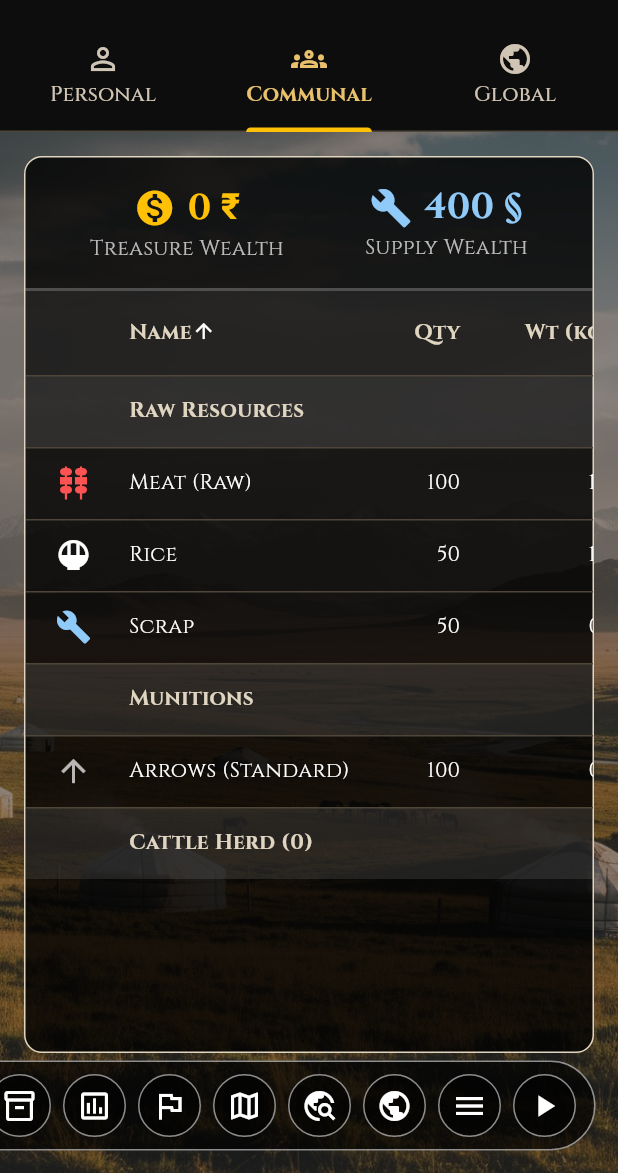
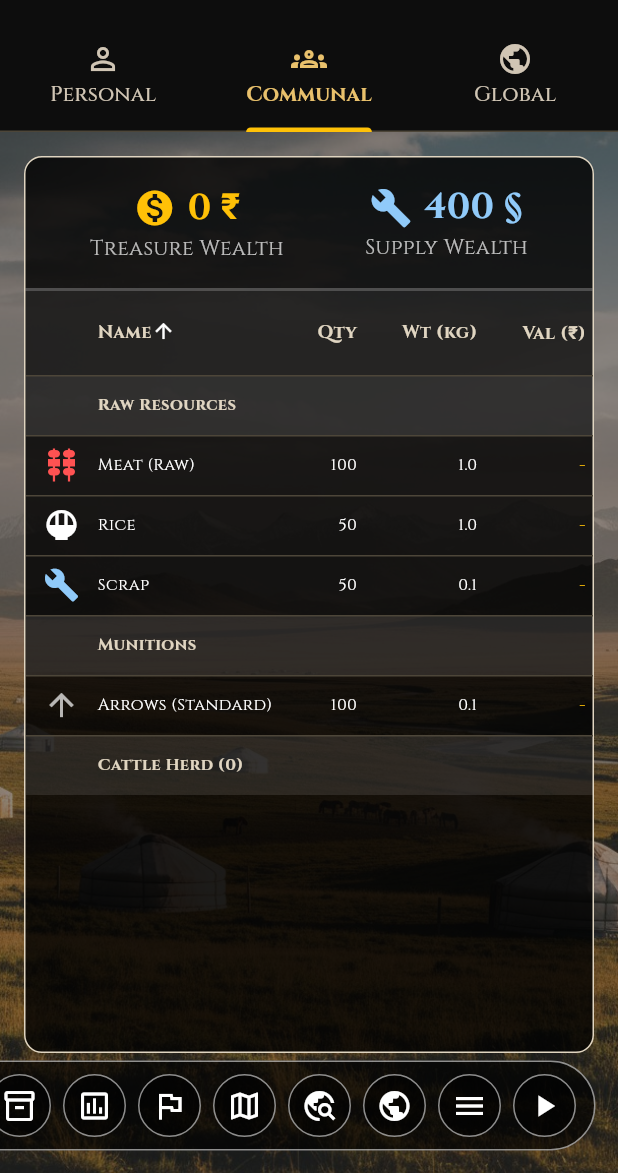
Before and after one commit to renaudd/aravt, a Flutter app: the GlobalInventoryScreen screen opened by its route, tab 2 chosen, on a phone screen of 412 x 824 dp, the part 63-1236 px from its top. Run offline on Flutter 3.47's test engine with Material 3 defaults, Android fonts, the phone set to English and light mode, and no system bars; our stand-ins replace google_fonts; missing offline and left inert: window_manager.

Commit message:
mid report fixes

```diff
--- a/lib/screens/global_inventory_screen.dart
+++ b/lib/screens/global_inventory_screen.dart
@@ -248,10 +248,14 @@ class _CommunalInventoryTabState extends State<CommunalInventoryTab> {
                           Colors.white.withOpacity(0.05)),
                       headingTextStyle: GoogleFonts.cinzel(
                           color: const Color(0xFFE0D5C1),
+                          fontSize: 12,
                           fontWeight: FontWeight.bold),
-                      dataTextStyle: const TextStyle(color: Colors.white),
-                      columnSpacing: 25,
-                      horizontalMargin: 20,
+                      dataTextStyle:
+                          const TextStyle(color: Colors.white, fontSize: 11),
+                      columnSpacing: 12,
+                      horizontalMargin: 12,
+                      dataRowMinHeight: 32,
+                      dataRowMaxHeight: 40,
                       sortColumnIndex: _sortColumnIndex,
                       sortAscending: _sortAscending,
                       columns: [
```
Also changed, not shown: lib/services/game_setup_service.dart (+14 -1 lines).
